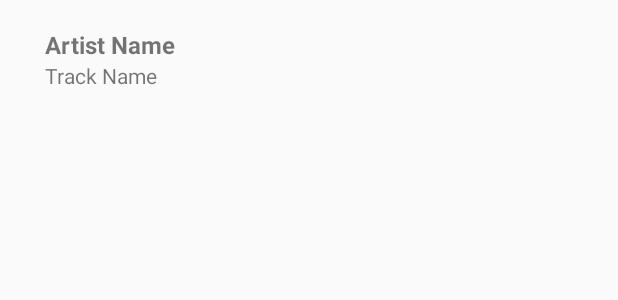
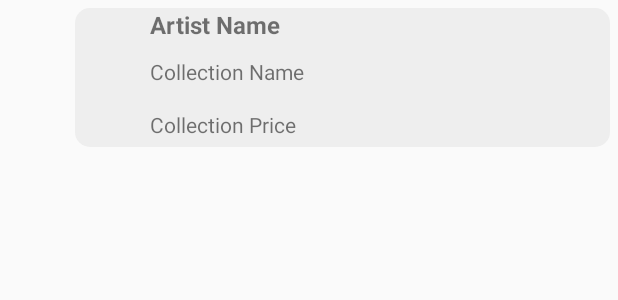
Before and after one commit to wangchauyan/iTunesSearch, an Android app: the layout fragment_art_work_item.xml on its own in the app's theme, with its tools: preview values and no code run, on a phone screen of 412 x 824 dp. Shown: the top 300 px of the screen. Run offline under Robolectric (Android 15) with nearby library versions, the phone set to English and light mode, and no system bars.

Commit message:
style: Update Artwork Item backgroudn style
- Chauyan

```diff
--- a/app/src/main/java/idv/chauyan/itunessearch/presentation/screen/artworklist/view/adpater/ArtWorkListAdapter.kt
+++ b/app/src/main/java/idv/chauyan/itunessearch/presentation/screen/artworklist/view/adpater/ArtWorkListAdapter.kt
@@ -108,7 +108,7 @@ class ArtWorkListAdapter(
     val container: ViewGroup = view.container
     val artWorkLogo: ImageView = view.artWorkImage
     val artistName: TextView = view.artistName
-    val trackName: TextView = view.trackName
+    val trackName: TextView = view.collectionName
   }
 
   inner class ArtWorkLoading(val view: View) : RecyclerView.ViewHolder(view) {
--- a/app/src/main/res/anim/fade_scale_animation.xml
+++ b/app/src/main/res/anim/fade_scale_animation.xml
@@ -1,11 +1,11 @@
 <?xml version="1.0" encoding="utf-8"?>
 <set xmlns:android="http://schemas.android.com/apk/res/android">
   <alpha
-    android:duration="700"
+    android:duration="600"
     android:fromAlpha="0.0"
     android:toAlpha="1.0" />
   <scale
-    android:duration="700"
+    android:duration="600"
     android:fillBefore="false"
     android:fromXScale="0.0"
     android:fromYScale="0.0"
--- a/app/src/main/res/layout/fragment_art_work_item.xml
+++ b/app/src/main/res/layout/fragment_art_work_item.xml
@@ -1,38 +1,52 @@
 <?xml version="1.0" encoding="utf-8"?>
-<LinearLayout xmlns:android="http://schemas.android.com/apk/res/android"
+<RelativeLayout xmlns:android="http://schemas.android.com/apk/res/android"
   xmlns:tools="http://schemas.android.com/tools"
   android:id="@+id/container"
   android:layout_width="wrap_content"
   android:layout_height="wrap_content"
   android:orientation="horizontal">
 
-  <ImageView
-    android:id="@+id/artWorkImage"
-    android:layout_width="0dp"
-    android:layout_height="80dp"
-    android:layout_margin="10dp"
-    android:layout_weight="1" />
-
   <RelativeLayout
-    android:layout_width="0dp"
+    android:layout_width="match_parent"
     android:layout_height="wrap_content"
-    android:layout_gravity="center_vertical"
-    android:layout_margin="10dp"
-    android:layout_weight="3">
+    android:layout_marginStart="50dp"
+    android:layout_marginTop="5dp"
+    android:layout_marginEnd="5dp"
+    android:background="@drawable/artwork_item_bg">
     <TextView
       android:id="@+id/artistName"
       android:layout_width="match_parent"
       android:layout_height="wrap_content"
+      android:layout_marginStart="50dp"
       android:textSize="16sp"
       android:textStyle="bold"
       tools:text="Artist Name" />
     <TextView
-      android:id="@+id/trackName"
+      android:id="@+id/collectionName"
       android:layout_width="match_parent"
-      android:layout_height="40dp"
+      android:layout_height="30dp"
       android:layout_below="@+id/artistName"
+      android:layout_marginStart="50dp"
+      android:layout_marginTop="5dp"
+      android:gravity="center_vertical"
       android:singleLine="true"
       android:textSize="14sp"
-      tools:text="Track Name" />
+      tools:text="Collection Name" />
+    <TextView
+      android:id="@+id/collectionPrice"
+      android:layout_width="match_parent"
+      android:layout_height="30dp"
+      android:layout_below="@+id/collectionName"
+      android:layout_marginStart="50dp"
+      android:layout_marginTop="5dp"
+      android:gravity="center_vertical"
+      android:singleLine="true"
+      android:textSize="14sp"
+      tools:text="Collection Price" />
   </RelativeLayout>
-</LinearLayout>
+  <ImageView
+    android:id="@+id/artWorkImage"
+    android:layout_width="80dp"
+    android:layout_height="80dp"
+    android:layout_margin="10dp" />
+</RelativeLayout>
```
